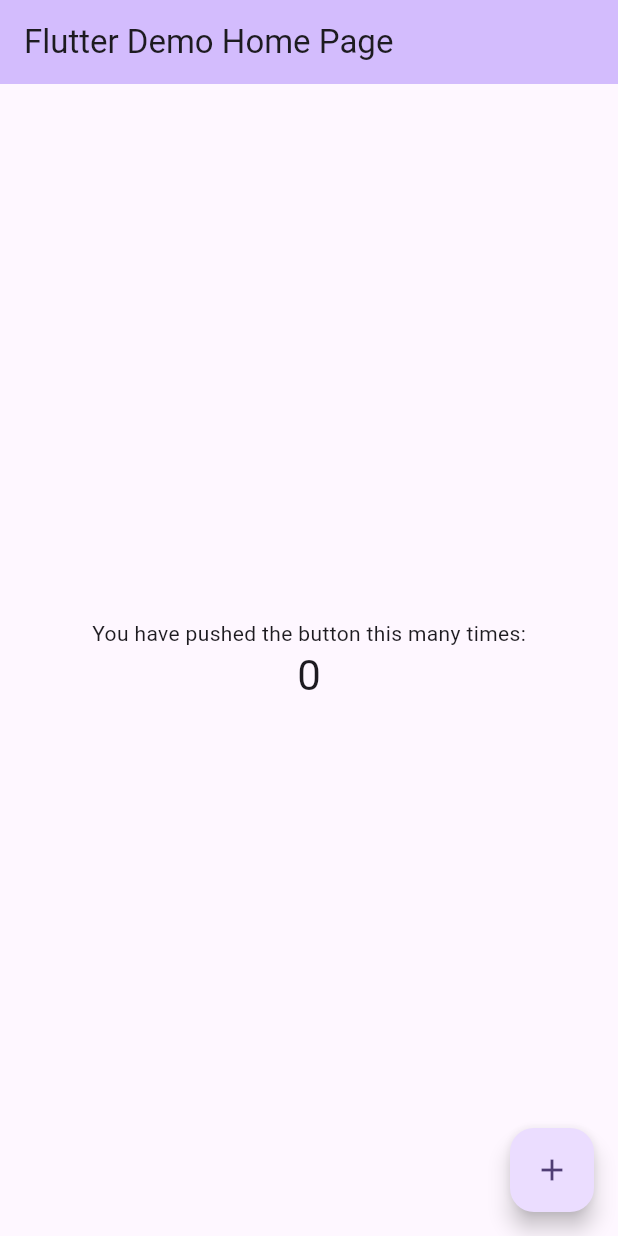
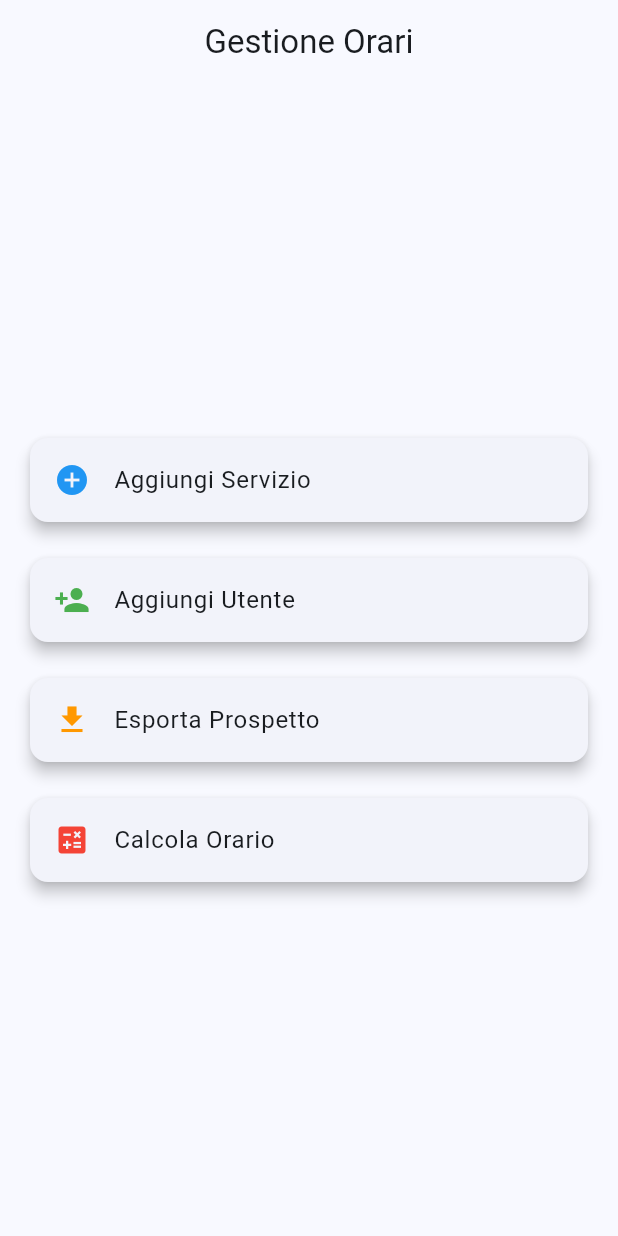
Before and after one commit to Mt12509/ore_facili, a Flutter app: the screen it shows after launch, on a phone screen of 412 x 824 dp. Run offline on Flutter 3.47's test engine with Material 3 defaults, Android fonts, the phone set to English and light mode, and no system bars.

Commit message:
refactor: update app title and restructure main screen layout

```diff
--- a/lib/main.dart
+++ b/lib/main.dart
@@ -7,119 +7,92 @@ void main() {
 class MyApp extends StatelessWidget {
   const MyApp({super.key});
 
-  // This widget is the root of your application.
   @override
   Widget build(BuildContext context) {
     return MaterialApp(
-      title: 'Flutter Demo',
+      title: 'Gestione Orari',
       theme: ThemeData(
-        // This is the theme of your application.
-        //
-        // TRY THIS: Try running your application with "flutter run". You'll see
-        // the application has a purple toolbar. Then, without quitting the app,
-        // try changing the seedColor in the colorScheme below to Colors.green
-        // and then invoke "hot reload" (save your changes or press the "hot
-        // reload" button in a Flutter-supported IDE, or press "r" if you used
-        // the command line to start the app).
-        //
-        // Notice that the counter didn't reset back to zero; the application
-        // state is not lost during the reload. To reset the state, use hot
-        // restart instead.
-        //
-        // This works for code too, not just values: Most code changes can be
-        // tested with just a hot reload.
-        colorScheme: ColorScheme.fromSeed(seedColor: Colors.deepPurple),
+        colorScheme: ColorScheme.fromSeed(seedColor: Colors.blue),
         useMaterial3: true,
       ),
-      home: const MyHomePage(title: 'Flutter Demo Home Page'),
+      home: const HomeScreen(),
     );
   }
 }
 
-class MyHomePage extends StatefulWidget {
-  const MyHomePage({super.key, required this.title});
-
-  // This widget is the home page of your application. It is stateful, meaning
-  // that it has a State object (defined below) that contains fields that affect
-  // how it looks.
-
-  // This class is the configuration for the state. It holds the values (in this
-  // case the title) provided by the parent (in this case the App widget) and
-  // used by the build method of the State. Fields in a Widget subclass are
-  // always marked "final".
-
-  final String title;
-
-  @override
-  State<MyHomePage> createState() => _MyHomePageState();
-}
-
-class _MyHomePageState extends State<MyHomePage> {
-  int _counter = 0;
-
-  void _incrementCounter() {
-    setState(() {
-      // This call to setState tells the Flutter framework that something has
-      // changed in this State, which causes it to rerun the build method below
-      // so that the display can reflect the updated values. If we changed
-      // _counter without calling setState(), then the build method would not be
-      // called again, and so nothing would appear to happen.
-      _counter++;
-    });
-  }
+class HomeScreen extends StatelessWidget {
+  const HomeScreen({super.key});
 
   @override
   Widget build(BuildContext context) {
-    // This method is rerun every time setState is called, for instance as done
-    // by the _incrementCounter method above.
-    //
-    // The Flutter framework has been optimized to make rerunning build methods
-    // fast, so that you can just rebuild anything that needs updating rather
-    // than having to individually change instances of widgets.
     return Scaffold(
       appBar: AppBar(
-        // TRY THIS: Try changing the color here to a specific color (to
-        // Colors.amber, perhaps?) and trigger a hot reload to see the AppBar
-        // change color while the other colors stay the same.
-        backgroundColor: Theme.of(context).colorScheme.inversePrimary,
-        // Here we take the value from the MyHomePage object that was created by
-        // the App.build method, and use it to set our appbar title.
-        title: Text(widget.title),
+        title: const Text('Gestione Orari'),
+        centerTitle: true,
       ),
-      body: Center(
-        // Center is a layout widget. It takes a single child and positions it
-        // in the middle of the parent.
+      body: Padding(
+        padding: const EdgeInsets.all(16.0),
         child: Column(
-          // Column is also a layout widget. It takes a list of children and
-          // arranges them vertically. By default, it sizes itself to fit its
-          // children horizontally, and tries to be as tall as its parent.
-          //
-          // Column has various properties to control how it sizes itself and
-          // how it positions its children. Here we use mainAxisAlignment to
-          // center the children vertically; the main axis here is the vertical
-          // axis because Columns are vertical (the cross axis would be
-          // horizontal).
-          //
-          // TRY THIS: Invoke "debug painting" (choose the "Toggle Debug Paint"
-          // action in the IDE, or press "p" in the console), to see the
-          // wireframe for each widget.
           mainAxisAlignment: MainAxisAlignment.center,
-          children: <Widget>[
-            const Text(
-              'You have pushed the button this many times:',
+          children: [
+            Card(
+              elevation: 4,
+              shape: RoundedRectangleBorder(
+                borderRadius: BorderRadius.circular(12),
+              ),
+              child: ListTile(
+                title: const Text('Aggiungi Servizio'),
+                leading: const Icon(Icons.add_circle, color: Colors.blue),
+                onTap: () {
+                  // Naviga alla schermata "Aggiungi Servizio"
+                },
+              ),
             ),
-            Text(
-              '$_counter',
-              style: Theme.of(context).textTheme.headlineMedium,
+            const SizedBox(height: 16),
+            Card(
+              elevation: 4,
+              shape: RoundedRectangleBorder(
+                borderRadius: BorderRadius.circular(12),
+              ),
+              child: ListTile(
+                title: const Text('Aggiungi Utente'),
+                leading: const Icon(Icons.person_add, color: Colors.green),
+                onTap: () {
+                  // Naviga alla schermata "Aggiungi Utente"
+                },
+              ),
+            ),
+            const SizedBox(height: 16),
+            Card(
+              elevation: 4,
+              shape: RoundedRectangleBorder(
+                borderRadius: BorderRadius.circular(12),
+              ),
+              child: ListTile(
+                title: const Text('Esporta Prospetto'),
+                leading: const Icon(Icons.file_download, color: Colors.orange),
+                onTap: () {
+                  // Naviga alla schermata "Esporta Prospetto"
+                },
+              ),
+            ),
+            const SizedBox(height: 16),
+            Card(
+              elevation: 4,
+              shape: RoundedRectangleBorder(
+                borderRadius: BorderRadius.circular(12),
+              ),
+              child: ListTile(
+                title: const Text('Calcola Orario'),
+                leading: const Icon(Icons.calculate, color: Colors.red),
+                onTap: () {
+                  // Naviga alla schermata "Calcola Orario"
+                },
+              ),
             ),
           ],
         ),
       ),
-      floatingActionButton: FloatingActionButton(
-        onPressed: _incrementCounter,
-        tooltip: 'Increment',
-        child: const Icon(Icons.add),
-      ), // This trailing comma makes auto-formatting nicer for build methods.
     );
   }
 }
```
